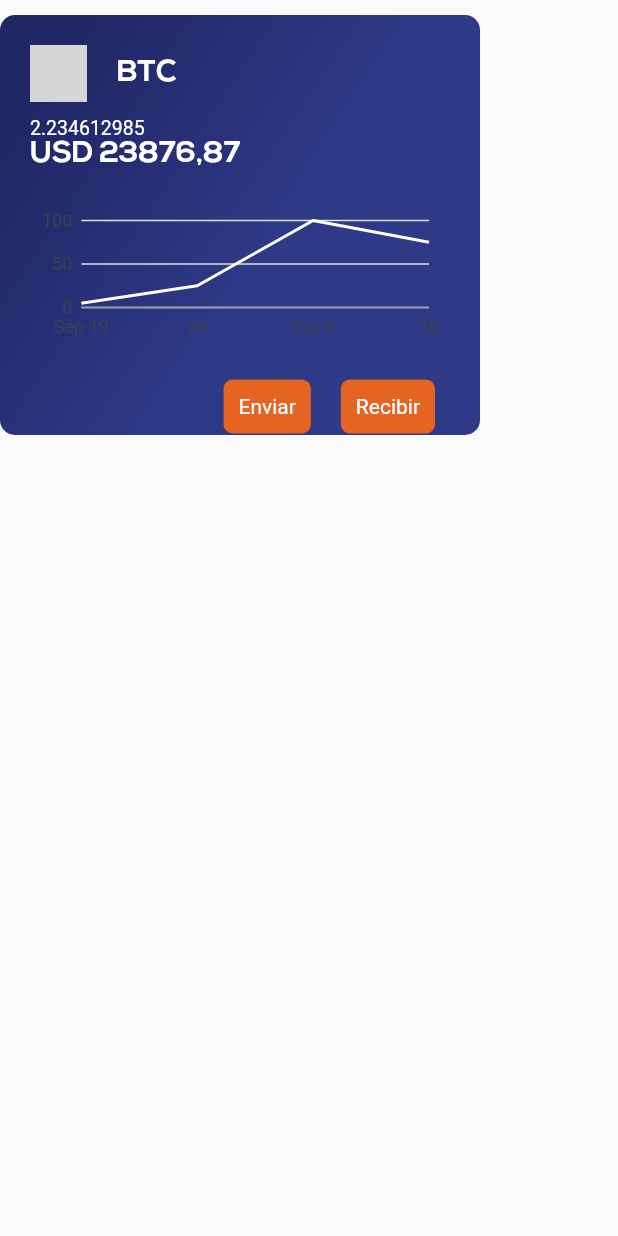
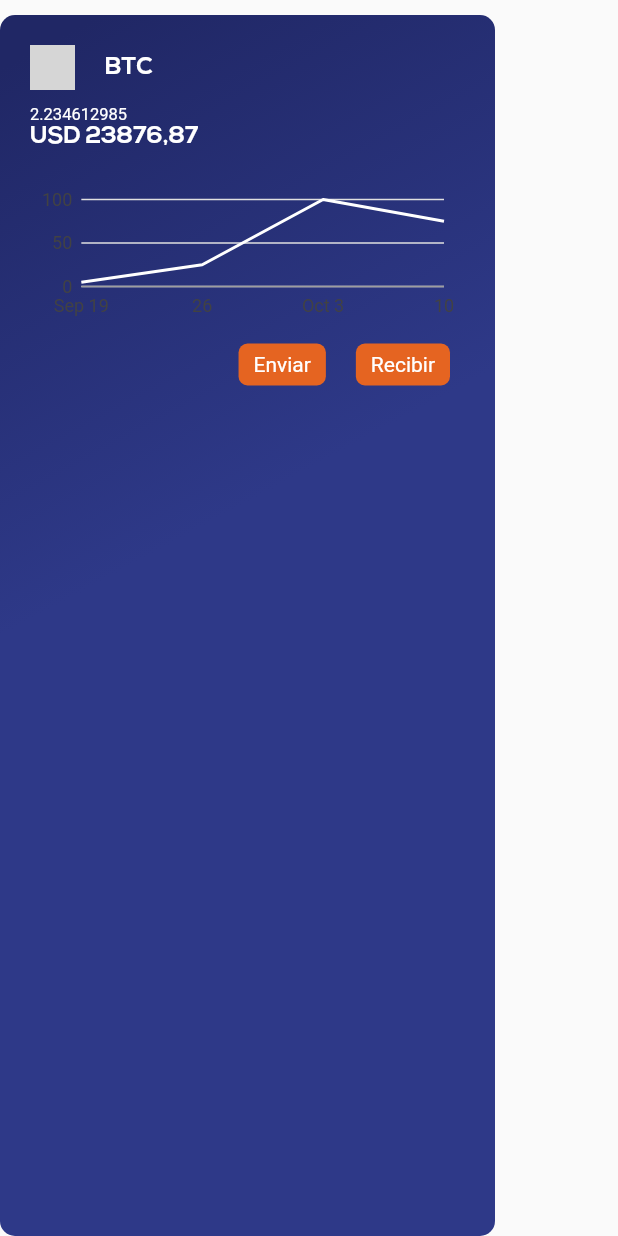
Before and after one commit to kapturela/wallet_app, a Flutter app: the SaldoCrypto widget shown alone on an empty page, opened directly, on a phone screen of 412 x 824 dp. Run offline on Flutter 3.47's test engine with Material 2 defaults, Android fonts, the phone set to English and light mode, and no system bars; our stand-ins replace charts_flutter, rxdart, sqflite; missing offline and left inert: bip39, generic_bloc_provider; accounts and stored records are empty; grey boxes are pictures that could not be loaded.

Commit message:
fix card cryptos

```diff
--- a/lib/Cryptos/ui/widgets/saldo_crypto.dart
+++ b/lib/Cryptos/ui/widgets/saldo_crypto.dart
@@ -12,9 +12,8 @@ class SaldoCrypto extends StatelessWidget {
   Widget build(BuildContext context) {
     // TODO: implement build
     return Container(
-      margin: EdgeInsets.only(top: 10, right: 10),
-      height: 280,
-      width: 320,
+      margin: EdgeInsets.only(top: 10, right: 6),
+      width: 330,
       padding: EdgeInsets.all(20),
       decoration: BoxDecoration(
         borderRadius: BorderRadius.all(Radius.circular(10.0)),
@@ -34,8 +33,8 @@ class SaldoCrypto extends StatelessWidget {
           Row(
             children: <Widget>[
               Container(
-                height: 38,
-                width: 38,
+                height: 30,
+                width: 30,
                 margin: EdgeInsets.only(right: 20),
                 decoration: BoxDecoration(
                   image: DecorationImage(
@@ -49,7 +48,7 @@ class SaldoCrypto extends StatelessWidget {
                 textAlign: TextAlign.left,
                 style: TextStyle(
                   fontFamily: "FontBold",
-                  fontSize: 20,
+                  fontSize: 16,
                   color: Colors.white,
                 ),
               ),
@@ -85,14 +84,14 @@ class SaldoCrypto extends StatelessWidget {
             textAlign: TextAlign.left,
             style: TextStyle(
               color: Colors.white,
-              fontSize: 13
+              fontSize: 11
             ),
           ),
           Text(
             "USD 23876,87",
             style: TextStyle(
               color: Colors.white,
-              fontSize: 20,
+              fontSize: 16,
               fontFamily: "FontBold",
             ),
           ),
--- a/lib/Wallet/ui/screens/home_screen.dart
+++ b/lib/Wallet/ui/screens/home_screen.dart
@@ -20,7 +20,7 @@ class Home extends StatelessWidget {
           Container(
             padding: EdgeInsets.symmetric(horizontal: 16.0, vertical: 24.0),
             margin: EdgeInsets.only(top: 70),
-            height: 359,
+            height: 340,
             child: ListView(
               scrollDirection: Axis.horizontal,
               children: <Widget>[
--- a/lib/Wallet/ui/widgets/btn_enviar_recibir.dart
+++ b/lib/Wallet/ui/widgets/btn_enviar_recibir.dart
@@ -20,8 +20,8 @@ class _BtnEnviarRecibir extends State<BtnEnviarRecibir> {
     return InkWell(
       onTap: null,
       child: Container(
-        margin: EdgeInsets.only(top: 10, left: 10, right: 10),
-        padding: EdgeInsets.all(10),
+        margin: EdgeInsets.only(top: 0, left: 10, right: 10),
+        padding: EdgeInsets.only(top:6, left: 10, right: 10, bottom: 6),
         decoration: BoxDecoration(
           color: Color.fromRGBO(229, 100, 33, 1),
           borderRadius: BorderRadius.all(Radius.circular(6))
```
